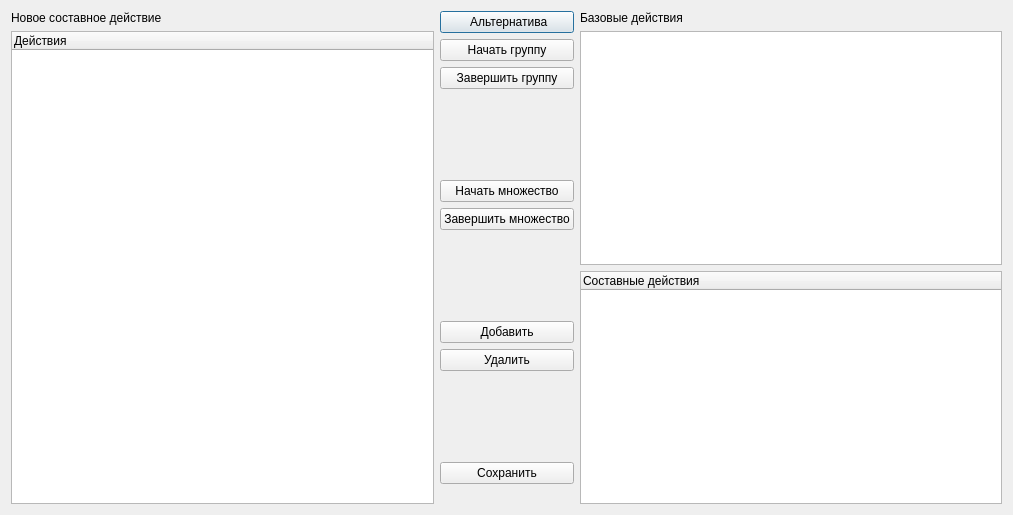
Above: userActionAnalysis/complexActionDialog.ui from qreal/tools before the change. Below: the same form after it.
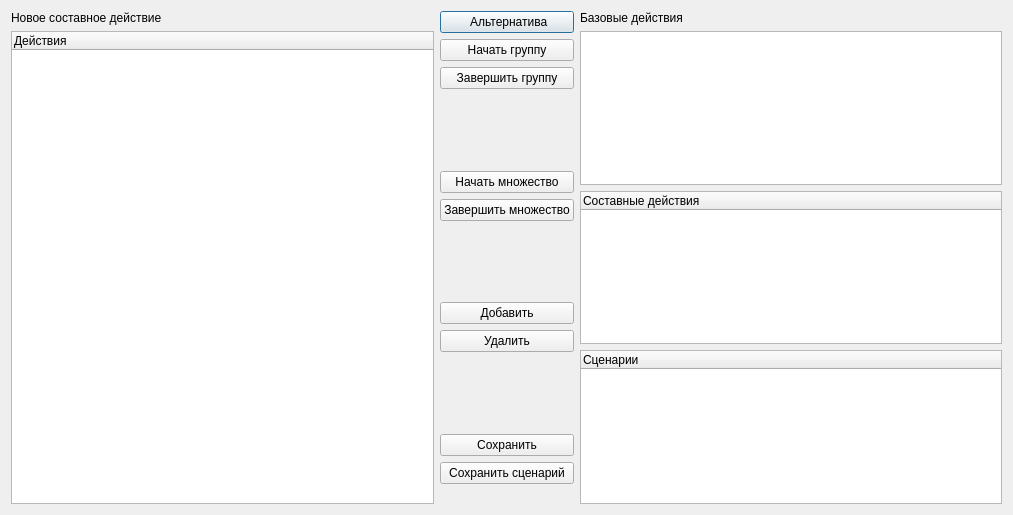
That is the form after the change.

Commit message: added simple complex action matching

Diff of the .ui file:
```diff
--- a/userActionAnalysis/complexActionDialog.ui
+++ b/userActionAnalysis/complexActionDialog.ui
@@ -137,6 +137,13 @@
        </property>
       </widget>
      </item>
+     <item>
+      <widget class="QPushButton" name="saveScenarioPushButton">
+       <property name="text">
+        <string>Сохранить сценарий</string>
+       </property>
+      </widget>
+     </item>
      <item>
       <spacer name="verticalSpacer_3">
        <property name="orientation">
@@ -179,6 +186,15 @@
        </column>
       </widget>
      </item>
+     <item>
+      <widget class="QTreeWidget" name="scenarioTreeWidget">
+       <column>
+        <property name="text">
+         <string>Сценарии</string>
+        </property>
+       </column>
+      </widget>
+     </item>
     </layout>
    </item>
   </layout>
```
The commit also changes 6 other files.
